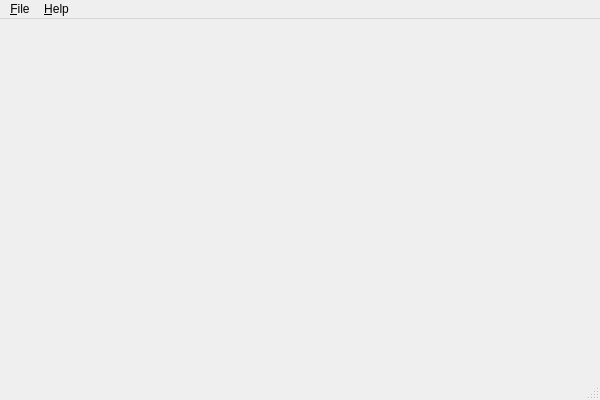
Before: the Qt Designer form lumberjack/mainwindow.ui in SchrodingersGat/lumberjack, drawn with Qt 5.
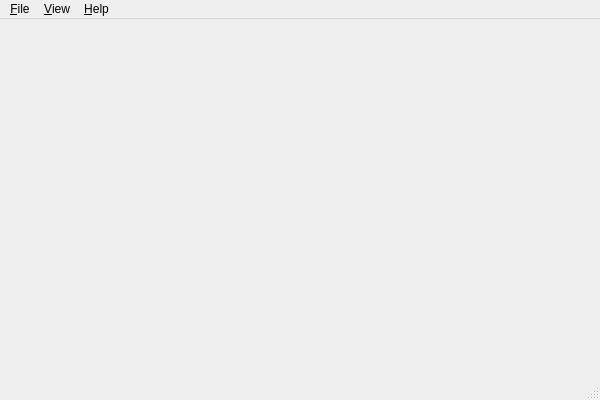
After: the same form once the commit is applied.

Commit message: Adds skeleton for "stats" widget

```diff
--- a/lumberjack/mainwindow.ui
+++ b/lumberjack/mainwindow.ui
@@ -42,7 +42,16 @@
     </property>
     <addaction name="action_About"/>
    </widget>
+   <widget class="QMenu" name="menu_View">
+    <property name="title">
+     <string>&amp;View</string>
+    </property>
+    <addaction name="action_Data_View"/>
+    <addaction name="action_Timeline"/>
+    <addaction name="action_Statistics"/>
+   </widget>
    <addaction name="menu_File"/>
+   <addaction name="menu_View"/>
    <addaction name="menu_About"/>
   </widget>
   <widget class="QStatusBar" name="statusbar"/>
```
Left out of the diff: 15 changed lines with no effect on the pictures. The commit also changes 5 other files.
